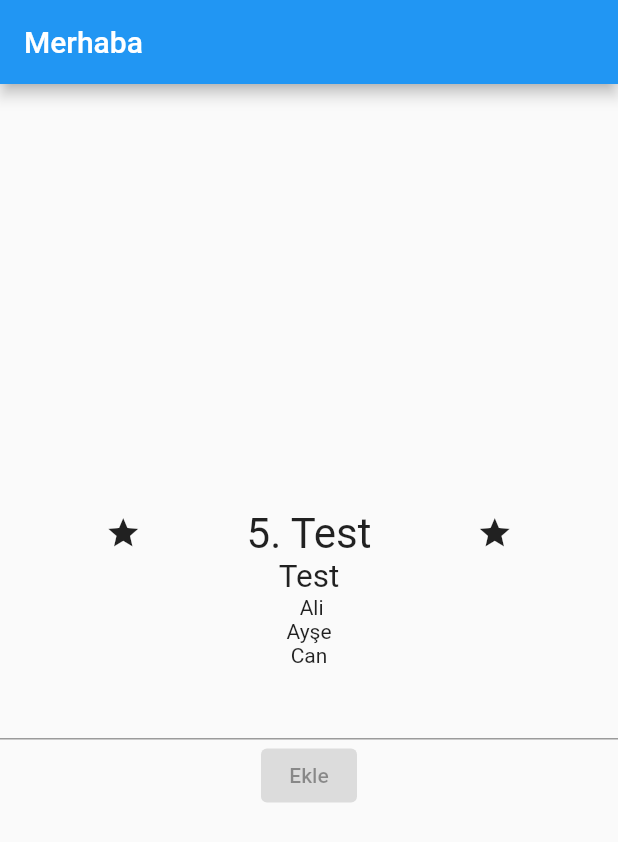
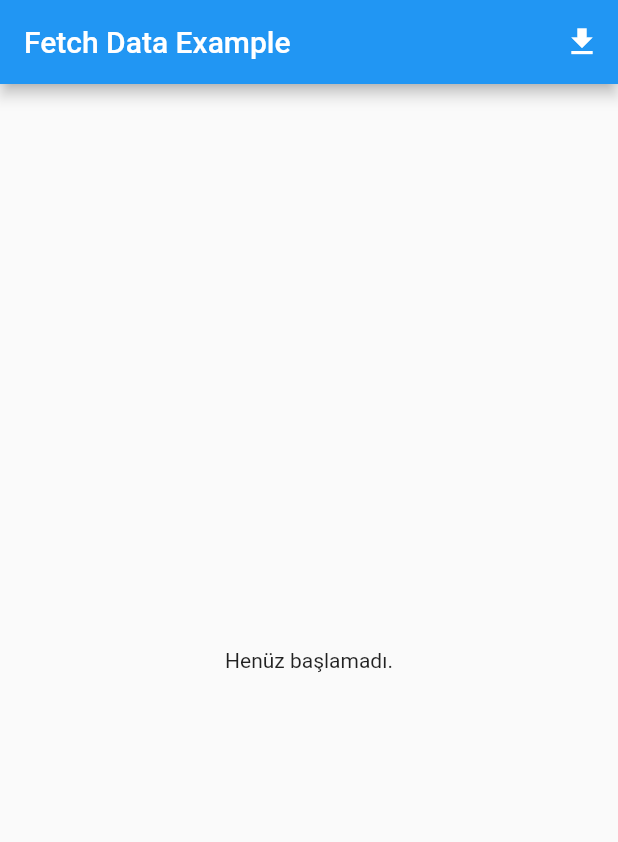
Before and after one commit to SouL-H/OyunUygulamaKampi, a Flutter app: the screen it shows after launch, on a phone screen of 412 x 824 dp. Shown: the top 842 px of the screen. Run offline on Flutter 3.47's test engine with Material 2 defaults, Android fonts, the phone set to English and light mode, and no system bars.

Commit message:
Future and async func

```diff
--- /dev/null
+++ b/flutter/campapp/lib/async.dart
@@ -0,0 +1,84 @@
+import 'dart:async';
+import 'dart:convert';
+
+import 'package:flutter/material.dart';
+import 'package:http/http.dart' as http;
+
+Future<Album> fetchAlbum() async {
+  await Future.delayed(Duration(seconds: 3)); //3 seconds delay
+  final response = await http
+      .get(Uri.parse('https://jsonplaceholder.typicode.com/albums/1'));
+
+  if (response.statusCode == 200) {
+    // If the server did return a 200 OK response,
+    // then parse the JSON.
+    return Album.fromJson(jsonDecode(response.body));
+  } else {
+    // If the server did not return a 200 OK response,
+    // then throw an exception.
+    throw Exception('Failed to load album');
+  }
+}
+
+class Album {
+  final int userId;
+  final int id;
+  final String title;
+
+  const Album({
+    required this.userId,
+    required this.id,
+    required this.title,
+  });
+
+  factory Album.fromJson(Map<String, dynamic> json) {
+    return Album(
+      userId: json['userId'],
+      id: json['id'],
+      title: json['title'],
+    );
+  }
+}
+
+class asyncPage extends StatefulWidget {
+  const asyncPage({Key? key}) : super(key: key);
+
+  @override
+  _asyncPageState createState() => _asyncPageState();
+}
+
+class _asyncPageState extends State<asyncPage> {
+  Future<Album>? futureAlbum;
+  @override
+  Widget build(BuildContext context) {
+    return Scaffold(
+      appBar: AppBar(title: const Text('Fetch Data Example'), actions: [
+        IconButton(
+            onPressed: () {
+              setState(() {
+                futureAlbum = fetchAlbum();
+              });
+            },
+            icon: Icon(Icons.download)),
+      ]),
+      body: Center(
+        child: FutureBuilder<Album>(
+          future: futureAlbum,
+          builder: (context, snapshot) {
+            if (snapshot.connectionState == ConnectionState.none) {
+              return Text("Henüz başlamadı.");
+            }
+            if (snapshot.hasData) {
+              return Text(snapshot.data!.title);
+            } else if (snapshot.hasError) {
+              return Text('${snapshot.error}');
+            }
+
+            // By default, show a loading spinner.
+            return const CircularProgressIndicator();
+          },
+        ),
+      ),
+    );
+  }
+}
--- a/flutter/campapp/lib/main.dart
+++ b/flutter/campapp/lib/main.dart
@@ -1,5 +1,7 @@
 import 'package:campapp/buildTest.dart';
 import 'package:flutter/material.dart';
+
+import 'async.dart';
 
 void main() {
   runApp(const MyApp());
@@ -16,7 +18,8 @@ class MyApp extends StatelessWidget {
         primarySwatch: Colors.blue,
       ),
       //home: const MyHomePage(title: 'Flutter Demo Home Page'), Eski ekran.
-      home: BuildExp(),
+      home: asyncPage(),
+      //BuildExp(),
     );
   }
 }
--- a/flutter/campapp/pubspec.yaml
+++ b/flutter/campapp/pubspec.yaml
@@ -34,6 +34,7 @@ dependencies:
   # The following adds the Cupertino Icons font to your application.
   # Use with the CupertinoIcons class for iOS style icons.
   cupertino_icons: ^1.0.2
+  http: ^0.13.3
 
 dev_dependencies:
   flutter_test:
```
Also changed, not shown: flutter/campapp/pubspec.lock, 2 other files.
